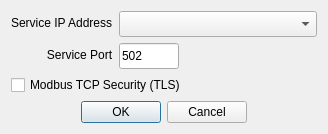
First picture: the form in src/ui/dialogs/dialogselectserviceport.ui, repository sanny32/OpenModSim, before the edit.
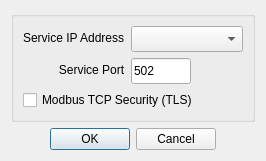
Second picture: the form after the edit. Custom widgets are drawn as their Qt base class.

Commit message: fix: Adjust dialog dimensions and restructure layout in Service Port selection dialog

```diff
--- a/src/ui/dialogs/dialogselectserviceport.ui
+++ b/src/ui/dialogs/dialogselectserviceport.ui
@@ -6,8 +6,8 @@
    <rect>
     <x>0</x>
     <y>0</y>
-    <width>328</width>
-    <height>116</height>
+    <width>266</width>
+    <height>144</height>
    </rect>
   </property>
   <property name="windowTitle">
@@ -15,6 +15,7 @@
   </property>
   <layout class="QVBoxLayout" name="verticalLayout">
    <item>
+    <widget class="QGroupBox" name="">
     <layout class="QFormLayout" name="formLayout">
      <property name="labelAlignment">
       <set>Qt::AlignRight|Qt::AlignTrailing|Qt::AlignVCenter</set>
@@ -64,6 +65,7 @@
       </widget>
      </item>
     </layout>
+    </widget>
    </item>
    <item>
     <widget class="QDialogButtonBox" name="buttonBox">
```
Left out of the diff: 24 changed lines with no effect on the pictures. Lines whose indentation alone changed are shown as unchanged.
